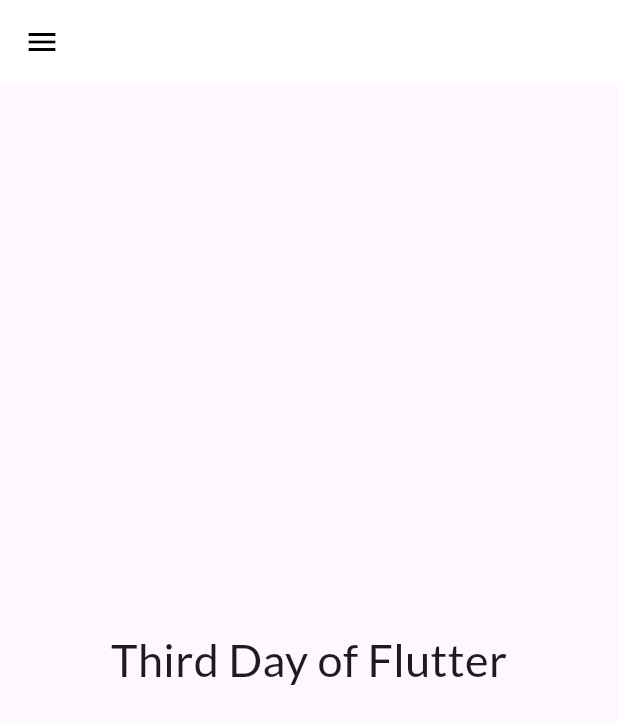
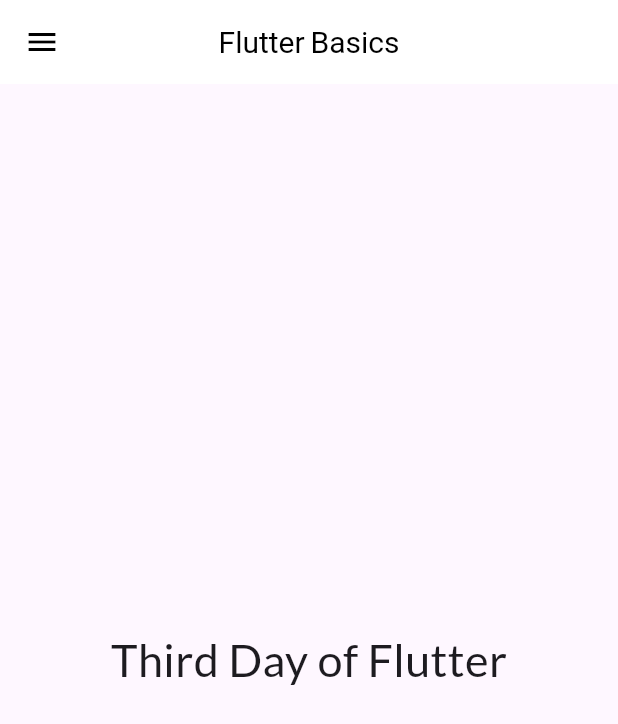
Before and after one commit to Zeeshan-Rahmat/Flutter-Basics, a Flutter app: the screen it shows after launch, on a phone screen of 412 x 824 dp. Shown: the top 724 px of the screen. Run offline on Flutter 3.47's test engine with Material 3 defaults, Android fonts, the phone set to English and light mode, and no system bars; our stand-ins replace google_fonts.

Commit message:
Day 11 COmplete Fixed AppBar and Lear About Context

```diff
--- a/lib/widgets/my_theme.dart
+++ b/lib/widgets/my_theme.dart
@@ -6,10 +6,13 @@ class MyTheme {
         primarySwatch: Colors.deepPurple,
         fontFamily: GoogleFonts.lato().fontFamily,
         appBarTheme: const AppBarTheme(
-          color: Colors.white,
+          backgroundColor: Colors.white,
           elevation: 0.0,
           iconTheme: IconThemeData(color: Colors.black),
-          titleTextStyle: TextStyle(color: Colors.white),
+          titleTextStyle: TextStyle(
+            color: Colors.black,
+            fontSize: 20,
+          ),
         ),
         useMaterial3: true,
       );
```
